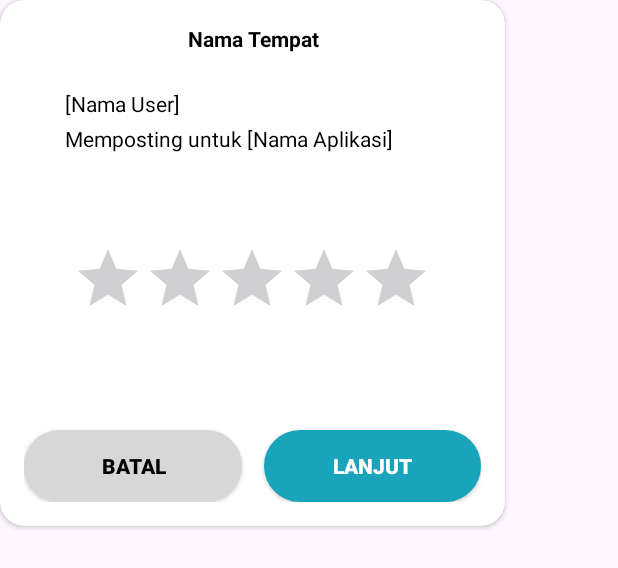
After one commit to Ramzisyuhada/Aplikasi_Zulham, an Android app: the layout card_review.xml on its own in the app's theme, with its tools: preview values and no code run, on a phone screen of 412 x 824 dp. The commit adds this screen. Shown: the top 568 px of the screen. Run offline under Robolectric (Android 15) with nearby library versions, the phone set to English and light mode, and no system bars.

Commit message:
Bar Review

```diff
--- a/app/src/main/java/com/example/aplikasi_zulham/View/MainActivity.kt
+++ b/app/src/main/java/com/example/aplikasi_zulham/View/MainActivity.kt
@@ -35,6 +35,7 @@ class MainActivity : AppCompatActivity(), NetworkHelper.NetworkListener {
         networkHelper.setNetworkListener(this)
         networkHelper.startNetworkCallback()
 
+        alertDialog
         if (savedInstanceState == null) {
             replaceFragment(HomeFragment())
         }
--- /dev/null
+++ b/app/src/main/res/drawable/style_allbutton.xml
@@ -0,0 +1,18 @@
+<?xml version="1.0" encoding="utf-8"?>
+<layer-list xmlns:android="http://schemas.android.com/apk/res/android">
+
+
+    <item>
+        <shape>
+            <stroke android:width="1dp"
+
+                android:color="@color/birumuda"/>
+            <corners android:radius="35dp"/>
+            <solid android:color="@color/birumuda"/>
+
+        </shape>
+
+    </item>
+
+
+</layer-list>
--- /dev/null
+++ b/app/src/main/res/drawable/style_allbutton_border.xml
@@ -0,0 +1,18 @@
+<?xml version="1.0" encoding="utf-8"?>
+<layer-list xmlns:android="http://schemas.android.com/apk/res/android">
+
+
+    <item>
+        <shape>
+            <stroke android:width="1dp"
+
+                android:color="@color/GrayButton"/>
+            <corners android:radius="35dp"/>
+            <solid android:color="@color/GrayButton"/>
+
+        </shape>
+
+    </item>
+
+
+</layer-list>
--- a/app/src/main/res/layout/alertdialog_succes_ulasan.xml
+++ b/app/src/main/res/layout/alertdialog_succes_ulasan.xml
@@ -23,7 +23,7 @@
             app:layout_constraintStart_toStartOf="parent"
             app:layout_constraintEnd_toEndOf="parent"
             app:layout_constraintTop_toTopOf="parent"
-            app:lottie_rawRes="@raw/review"/>
+            app:lottie_rawRes="@raw/succes"/>
 
 <!--        <TextView-->
 <!--            android:layout_marginTop="24dp"-->
--- /dev/null
+++ b/app/src/main/res/layout/card_review.xml
@@ -0,0 +1,132 @@
+<?xml version="1.0" encoding="utf-8"?>
+<androidx.cardview.widget.CardView xmlns:android="http://schemas.android.com/apk/res/android"
+    xmlns:tools="http://schemas.android.com/tools"
+    android:layout_width="wrap_content"
+    android:layout_height="wrap_content"
+    xmlns:app="http://schemas.android.com/apk/res-auto"
+    app:cardCornerRadius="16dp"
+    >
+
+    <androidx.constraintlayout.widget.ConstraintLayout
+        android:layout_width="match_parent"
+        android:layout_height="match_parent"
+        android:padding="16dp"
+        >
+
+
+        <TextView
+            android:autoSizeTextType="uniform"
+            android:autoSizeMinTextSize="12sp"
+            android:autoSizeMaxTextSize="24sp"
+            android:id="@+id/NamaTempatID"
+            app:layout_constraintTop_toTopOf="parent"
+            android:textAlignment="center"
+            android:layout_width="wrap_content"
+            app:layout_constraintEnd_toEndOf="parent"
+            app:layout_constraintStart_toStartOf="parent"
+            android:layout_height="wrap_content"
+            android:textStyle="bold"
+            android:textColor="@color/black"
+            android:text="Nama Tempat"/>
+
+
+        <TextView
+            android:layout_marginTop="24dp"
+            android:autoSizeTextType="uniform"
+
+            android:autoSizeMinTextSize="12sp"
+            android:autoSizeMaxTextSize="24sp"            android:id="@+id/NamaUserID"
+            android:textAlignment="textStart"
+            android:layout_marginHorizontal="27dp"
+            app:layout_constraintTop_toBottomOf="@id/NamaTempatID"
+            android:layout_width="250dp"
+            app:layout_constraintEnd_toEndOf="parent"
+            app:layout_constraintStart_toStartOf="parent"
+            android:layout_height="wrap_content"
+            android:textColor="@color/black"
+            android:text="[Nama User]"/>
+
+        <TextView
+            android:autoSizeTextType="uniform"
+
+            android:autoSizeMinTextSize="12sp"
+            android:autoSizeMaxTextSize="24sp"
+            android:layout_marginTop="4dp"
+            android:id="@+id/NamaAplikasiID"
+            android:textAlignment="textStart"
+            android:layout_marginHorizontal="27dp"
+            app:layout_constraintTop_toBottomOf="@id/NamaUserID"
+            android:layout_width="250dp"
+            app:layout_constraintEnd_toEndOf="parent"
+            app:layout_constraintStart_toStartOf="parent"
+            android:layout_height="wrap_content"
+            android:textColor="@color/black"
+            android:text="Memposting untuk [Nama Aplikasi]"/>
+
+            <LinearLayout
+                android:id="@+id/Bintangbg"
+                android:layout_width="0dp"
+                android:paddingBottom="47dp"
+                app:layout_constraintStart_toStartOf="parent"
+                app:layout_constraintEnd_toEndOf="parent"
+                app:layout_constraintTop_toBottomOf="@id/NamaAplikasiID"
+                android:orientation="horizontal"
+                android:gravity="center_horizontal"
+                android:paddingTop="60dp"
+                android:weightSum="5"
+                android:layout_height="wrap_content">
+
+
+                <RatingBar
+                    android:id="@+id/ratingBar"
+                    android:layout_width="wrap_content"
+                    android:layout_height="wrap_content"
+                    android:numStars="5"
+                    android:progressTint="@color/warnabintang"
+                    android:stepSize="1" />
+            </LinearLayout>
+
+        <LinearLayout
+            app:layout_constraintTop_toBottomOf="@id/Bintangbg"
+            app:layout_constraintStart_toStartOf="parent"
+            app:layout_constraintEnd_toEndOf="parent"
+            android:weightSum="2"
+            android:layout_width="0dp"
+            android:orientation="horizontal"
+            android:layout_height="wrap_content">
+
+            <androidx.appcompat.widget.AppCompatButton
+
+    android:layout_weight="1"
+                android:id="@+id/DialogBtnClose1"
+                android:layout_width="match_parent"
+                android:layout_height="wrap_content"
+                android:text="Batal"
+                android:textStyle="bold"
+                android:layout_marginTop="20dp"
+                android:background="@drawable/style_allbutton_border"
+                android:textColor="@color/black"
+                android:layout_marginEnd="7dp"
+                />
+
+            <androidx.appcompat.widget.AppCompatButton
+                android:layout_weight="1"
+                android:layout_marginStart="7dp"
+
+                android:id="@+id/LanjutBtnID"
+                android:layout_width="match_parent"
+                android:layout_height="wrap_content"
+                android:text="Lanjut"
+                android:textStyle="bold"
+                android:layout_marginTop="20dp"
+                android:background="@drawable/style_allbutton"
+                android:textColor="@color/white"
+                />
+
+        </LinearLayout>
+
+
+
+    </androidx.constraintlayout.widget.ConstraintLayout>
+
+</androidx.cardview.widget.CardView>
--- a/app/src/main/res/values/themes.xml
+++ b/app/src/main/res/values/themes.xml
@@ -1,8 +1,12 @@
 <resources xmlns:tools="http://schemas.android.com/tools">
     <!-- Base application theme. -->
     <style name="Base.Theme.Aplikasi_Zulham" parent="Theme.Material3.DayNight.NoActionBar">
+
         <!-- Customize your light theme here. -->
         <!-- <item name="colorPrimary">@color/my_light_primary</item> -->
+    </style>
+    <style name="AppTheme.RatingBarYellow" parent="Theme.AppCompat.Light.DarkActionBar">
+        <item name="colorControlActivated">#FFD700</item> <!-- Bintang aktif (kuning) -->
     </style>
 
     <style name="Theme.Aplikasi_Zulham" parent="Base.Theme.Aplikasi_Zulham" />
```
Also changed, not shown: app/src/main/java/com/example/aplikasi_zulham/PembersihanUmum.kt (+49 -1 lines), app/src/main/res/drawable/style_bar_bintang.xml (+18 -8 lines), app/src/main/res/layout/fragment_pembersihan_umum.xml (+40 -25 lines).
